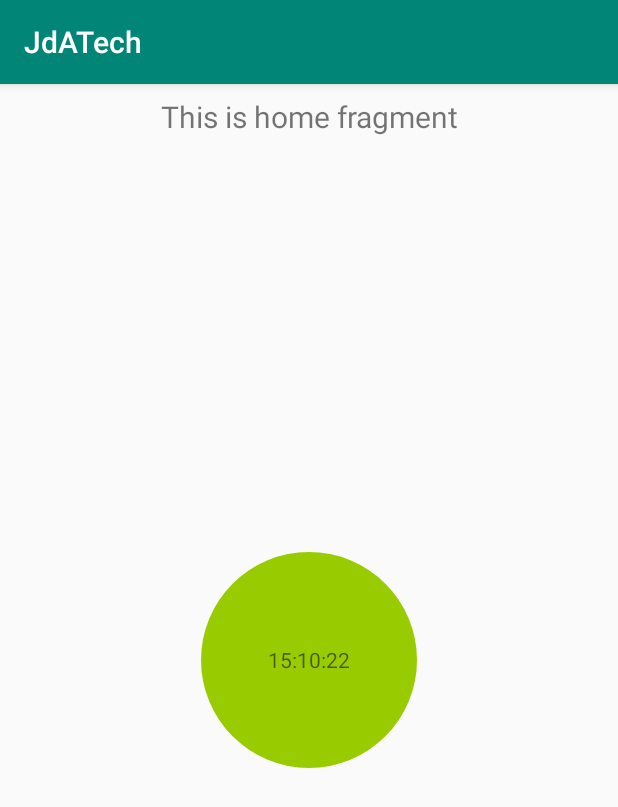
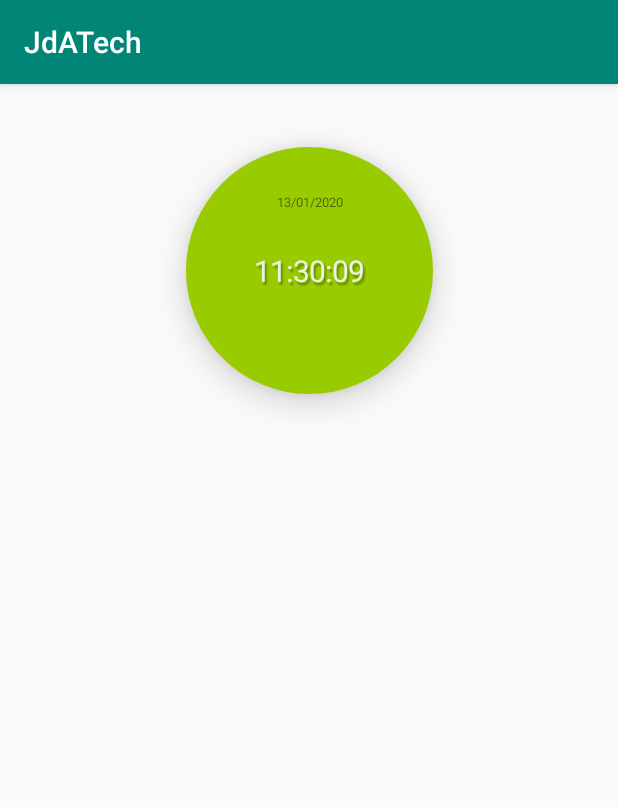
Before and after one commit to oscarguilas/JdATech, an Android app: the fragment HomeFragment shown on its own in the app's theme, on a phone screen of 412 x 824 dp. Shown: the top 807 px of the screen. Run offline under Robolectric (Android 15) with nearby library versions, the phone set to English and light mode, and no system bars.

Commit message:
Date display done

```diff
--- a/src/main/java/com/example/jdatech/ui/home/HomeFragment.java
+++ b/src/main/java/com/example/jdatech/ui/home/HomeFragment.java
@@ -1,6 +1,7 @@
 package com.example.jdatech.ui.home;
 
 import android.graphics.Point;
+import android.os.Build;
 import android.os.Bundle;
 import android.view.Display;
 import android.view.LayoutInflater;
@@ -17,6 +18,11 @@ import androidx.lifecycle.Observer;
 import androidx.lifecycle.ViewModelProviders;
 
 import com.example.jdatech.R;
+
+import java.text.DateFormat;
+import java.util.Calendar;
+import java.util.GregorianCalendar;
+import java.util.TimeZone;
 
 public class HomeFragment extends Fragment {
 
@@ -49,26 +55,79 @@ public class HomeFragment extends Fragment {
         if(width > height) smallSide = height;
         else if(height > width) smallSide = width;
         else smallSide = width;
-
-        Double convSmall = smallSide*0.35;
+        //Using a percentage of the found value to later give size to the date medal
+        Double convSmall = smallSide*0.4;
         smallSide =(int) Math.round(convSmall);
 
         ConstraintLayout dateBackground = root.findViewById(R.id.dateLayout);
         ConstraintLayout.LayoutParams params = (ConstraintLayout.LayoutParams) dateBackground.getLayoutParams();
-
+        //Giving size to the date medal
         params.height = smallSide;
         params.width = smallSide;
 
         dateBackground.setLayoutParams(params);
 
+        //Given the proper SDK level, it tries to set some elevation for a shadow. Unimportant
+        if(Build.VERSION.SDK_INT > 21)dateBackground.setElevation(20);
+
+        //Formatting the text inside the date medal to fit according to its size
         TextView dateText = root.findViewById(R.id.dateText);
+        TextView smallDateText = root.findViewById(R.id.smallDateText);
+        //"Main" text in the medal. "hour:minute:second"
+        dateText.setTextSize((float) (smallSide*0.08));
+        //"Secondary" text in the medal. "day/month/year"
+        smallDateText.setTextSize((float)(smallSide*0.035));
 
-        //TODO: Format date text to better fit the shape and generally look better
+        GregorianCalendar date = getCalendar();
+
+        dateText.setText(formatHourMinuteSecond(date));
+        smallDateText.setText(formatDayMonthYear(date));
+
+
 
         return root;
 
 
 
+    }
 
-    }
+    public GregorianCalendar getCalendar(){
+        TimeZone tz = TimeZone.getTimeZone("GMT+1:00");
+        Calendar calendar = Calendar.getInstance(tz);
+        GregorianCalendar date = (GregorianCalendar) calendar;
+
+        return date;
+    } //Returns a gregorian calendar with the current date
+
+    public String formatHourMinuteSecond(GregorianCalendar date){
+        StringBuilder sb = new StringBuilder();
+        int hour, minute, second;
+        hour = date.get(Calendar.HOUR_OF_DAY);
+        if(hour < 10) sb.append("0");
+        sb.append(hour+":");
+        minute = date.get(Calendar.MINUTE);
+        if(minute < 10) sb.append("0");
+        sb.append(minute+":");
+        second = date.get(Calendar.SECOND);
+        if(second < 10) sb.append("0");
+        sb.append(second);
+
+        return sb.toString();
+    } //Returns a "HH:MM:SS" properly formatted string
+
+    public String formatDayMonthYear(GregorianCalendar date){
+        StringBuilder sb = new StringBuilder();
+        int day, month, year;
+        day = date.get(Calendar.DAY_OF_MONTH);
+        if(day < 10) sb.append("0");
+        sb.append(day+"/");
+        month = date.get(Calendar.MONTH)+1;
+        if(month < 10) sb.append("0");
+        sb.append(month+"/");
+        year = date.get(Calendar.YEAR);
+        if(year < 10) sb.append("0");
+        sb.append(year);
+
+        return sb.toString();
+    } //Returns a "DD/MM/YY"
 }
--- a/src/main/java/com/example/jdatech/ui/home/HomeViewModel.java
+++ b/src/main/java/com/example/jdatech/ui/home/HomeViewModel.java
@@ -10,7 +10,7 @@ public class HomeViewModel extends ViewModel {
 
     public HomeViewModel() {
         mText = new MutableLiveData<>();
-        mText.setValue("This is home fragment");
+        //mText.setValue("This is the home fragment");
     }
 
     public LiveData<String> getText() {
--- a/src/main/res/layout/holo_green_date_medal.xml
+++ b/src/main/res/layout/holo_green_date_medal.xml
@@ -7,12 +7,34 @@
     app:layout_constraintEnd_toEndOf="parent"
     app:layout_constraintStart_toStartOf="parent"
     app:layout_constraintTop_toTopOf="parent"
-    app:layout_constraintBottom_toBottomOf="parent">
+    app:layout_constraintBottom_toBottomOf="parent"
+    app:layout_constraintVertical_bias="0.07">
+
+
 
     <TextView
         android:id="@+id/dateText"
         android:layout_width="match_parent"
         android:layout_height="match_parent"
         android:gravity="center"
-        android:text="15:10:22" />
+        android:text="15:10:22"
+        android:textColor="#edf2e4"
+        android:shadowColor="#668703"
+        android:shadowDx="2"
+        android:shadowDy="3"
+        android:shadowRadius="1"
+        android:autoSizeTextType="none"/>
+
+    <TextView
+        android:id="@+id/smallDateText"
+        android:layout_width="wrap_content"
+        android:layout_height="wrap_content"
+        app:layout_constraintRight_toRightOf="parent"
+        app:layout_constraintLeft_toLeftOf="parent"
+        app:layout_constraintBottom_toBottomOf="parent"
+        app:layout_constraintTop_toTopOf="parent"
+        android:textAlignment="center"
+        app:layout_constraintVertical_bias="0.2"
+        android:text="13/01/2020"
+        android:textSize="15dp"/>
 </androidx.constraintlayout.widget.ConstraintLayout>
```
